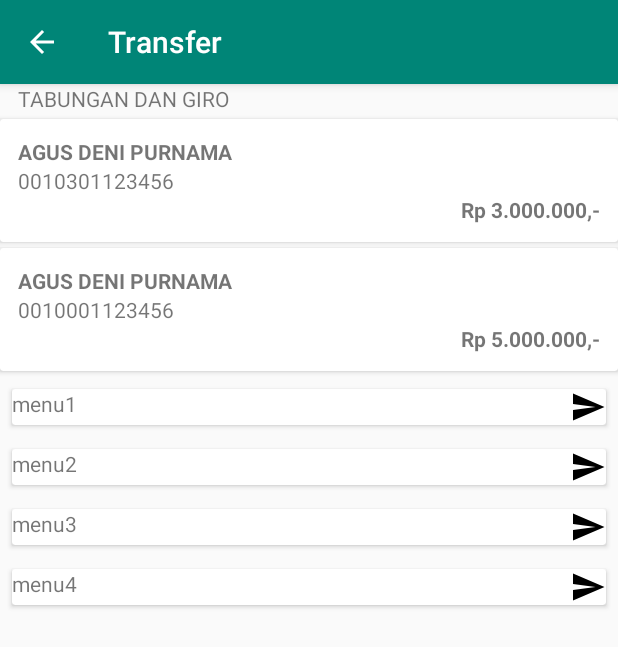
After one commit to nirranthea/TeraMBmockup, an Android app: the TransferActivity screen opened directly, with no data from a screen before it, on a phone screen of 412 x 824 dp. The commit adds this screen. Shown: the top 647 px of the screen. Run offline under Robolectric (Android 15) with nearby library versions, the phone set to English and light mode, and no system bars.

Commit message:
add Transfer Activity

```diff
--- a/app/src/main/AndroidManifest.xml
+++ b/app/src/main/AndroidManifest.xml
@@ -9,7 +9,7 @@
         android:roundIcon="@mipmap/ic_launcher_round"
         android:supportsRtl="true"
         android:theme="@style/AppTheme">
-        <activity android:name=".SaldoActivity"></activity>
+        <activity android:name=".TransferActivity"></activity>
         <activity
             android:name=".MainActivity"
             android:label="@string/app_name"
--- /dev/null
+++ b/app/src/main/java/com/zidi/teramockupmobile/TransferActivity.java
@@ -0,0 +1,51 @@
+package com.zidi.teramockupmobile;
+
+import android.support.v7.app.AppCompatActivity;
+import android.os.Bundle;
+import android.support.v7.widget.LinearLayoutManager;
+import android.support.v7.widget.RecyclerView;
+import android.view.MenuItem;
+
+import com.zidi.teramockupmobile.adapter.ListMenuAdapter;
+
+import java.util.ArrayList;
+import java.util.Arrays;
+import java.util.List;
+
+public class TransferActivity extends AppCompatActivity {
+
+    private RecyclerView rvListMenu;
+    private List<String> listMenu = new ArrayList<>();
+    private ListMenuAdapter listMenuAdapter;
+    private String[] listMenuName = {"menu1", "menu2", "menu3", "menu4"};
+
+    @Override
+    protected void onCreate(Bundle savedInstanceState) {
+        super.onCreate(savedInstanceState);
+        setContentView(R.layout.activity_transfer);
+
+        listMenu.addAll(Arrays.asList(listMenuName));
+        rvListMenu = (RecyclerView) findViewById(R.id.rv_listmenu);
+        rvListMenu.setLayoutManager(new LinearLayoutManager(this));
+        listMenuAdapter = new ListMenuAdapter(this,listMenu);
+        rvListMenu.setAdapter(listMenuAdapter);
+        listMenuAdapter.notifyDataSetChanged();
+
+        //Setup Toolbar
+        if (getSupportActionBar() != null) {
+            getSupportActionBar().setTitle("Transfer");
+            getSupportActionBar().setDisplayHomeAsUpEnabled(true);
+        }
+
+
+    }
+
+    @Override
+    public boolean onOptionsItemSelected(MenuItem item) {
+        if (item.getItemId() == android.R.id.home){
+            finish();
+            return true;
+        }
+        return super.onOptionsItemSelected(item);
+    }
+}
--- /dev/null
+++ b/app/src/main/java/com/zidi/teramockupmobile/adapter/ListMenuAdapter.java
@@ -0,0 +1,65 @@
+package com.zidi.teramockupmobile.adapter;
+
+import android.content.Context;
+import android.support.annotation.NonNull;
+import android.support.design.widget.Snackbar;
+import android.support.v7.widget.RecyclerView;
+import android.view.LayoutInflater;
+import android.view.View;
+import android.view.ViewGroup;
+import android.widget.TextView;
+
+import com.zidi.teramockupmobile.R;
+
+
+import java.util.List;
+
+public class ListMenuAdapter extends RecyclerView.Adapter<ListMenuHolder> {
+
+    private Context context;
+    private List<String> menuList;
+
+    public ListMenuAdapter(Context context, List<String> menuList){
+        this.context = context;
+        this.menuList = menuList;
+    }
+
+
+    @NonNull
+    @Override
+    public ListMenuHolder onCreateViewHolder(@NonNull ViewGroup parent, int viewType) {
+        View layoutView = LayoutInflater.from(parent.getContext()).inflate(R.layout.item_listmenu,null);
+        ListMenuHolder holder = new ListMenuHolder(layoutView);
+        return holder;
+    }
+
+    @Override
+    public void onBindViewHolder(@NonNull ListMenuHolder holder, int position) {
+        holder.tvListMenuNama.setText(menuList.get(position));
+    }
+
+    @Override
+    public int getItemCount() {
+        return this.menuList.size();
+    }
+
+
+
+}
+
+
+class ListMenuHolder extends RecyclerView.ViewHolder implements View.OnClickListener{
+
+    TextView tvListMenuNama;
+
+    ListMenuHolder(@NonNull View itemView) {
+        super(itemView);
+        tvListMenuNama = (TextView) itemView.findViewById(R.id.tv_listmenu_nama);
+    }
+
+    @Override
+    public void onClick(View view) {
+        Snackbar.make(view, tvListMenuNama.getText(), Snackbar.LENGTH_LONG)
+                .setAction("Action", null).show();
+    }
+}
--- a/app/src/main/res/layout/activity_saldo.xml
+++ b/app/src/main/res/layout/activity_transfer.xml
@@ -5,7 +5,7 @@
     android:layout_height="match_parent"
     xmlns:app="http://schemas.android.com/apk/res-auto"
     android:orientation="vertical"
-    tools:context=".SaldoActivity">
+    tools:context=".TransferActivity">
 
     <TextView
         android:layout_width="match_parent"
@@ -76,4 +76,11 @@
                 android:text="Rp 5.000.000,-"/>
         </RelativeLayout>
     </android.support.v7.widget.CardView>
+
+    <android.support.v7.widget.RecyclerView
+        android:id="@+id/rv_listmenu"
+        android:layout_width="match_parent"
+        android:layout_height="wrap_content"
+        android:clipToPadding="false"
+        android:scrollbars="vertical"/>
 </LinearLayout>
--- a/app/src/main/res/layout/app_bar_main.xml
+++ b/app/src/main/res/layout/app_bar_main.xml
@@ -4,6 +4,7 @@
     xmlns:tools="http://schemas.android.com/tools"
     android:layout_width="match_parent"
     android:layout_height="match_parent"
+    android:id="@+id/main_activity"
     tools:context=".MainActivity">
 
     <android.support.design.widget.AppBarLayout
--- /dev/null
+++ b/app/src/main/res/layout/item_listmenu.xml
@@ -0,0 +1,33 @@
+<?xml version="1.0" encoding="utf-8"?>
+<RelativeLayout
+    xmlns:android="http://schemas.android.com/apk/res/android"
+    android:layout_width="match_parent"
+    android:layout_height="wrap_content">
+
+    <android.support.v7.widget.CardView
+        android:id="@+id/card_view_listmenu"
+        android:layout_width="match_parent"
+        android:layout_height="wrap_content"
+        android:layout_gravity="center"
+        android:layout_margin="8dp">
+
+        <RelativeLayout
+            android:layout_width="match_parent"
+            android:layout_height="wrap_content">
+
+            <TextView
+                android:id="@+id/tv_listmenu_nama"
+                android:layout_width="match_parent"
+                android:layout_height="wrap_content"
+                android:text="TES AJAH NAMA MENU"/>
+            <ImageView
+                android:layout_width="wrap_content"
+                android:layout_height="wrap_content"
+                android:layout_alignParentEnd="true"
+                android:src="@drawable/ic_menu_send"/>
+
+        </RelativeLayout>
+
+    </android.support.v7.widget.CardView>
+
+</RelativeLayout>
--- a/app/src/main/res/values/strings.xml
+++ b/app/src/main/res/values/strings.xml
@@ -1,9 +1,9 @@
 <resources>
-    <string name="app_name">TeraMockupMobile</string>
+    <string name="app_name">Teradata Mobile Banking</string>
     <string name="navigation_drawer_open">Open navigation drawer</string>
     <string name="navigation_drawer_close">Close navigation drawer</string>
-    <string name="nav_header_title">Android Studio</string>
-    <string name="nav_header_subtitle">android.studio@android.com</string>
+    <string name="nav_header_title">Teradata Mobile Banking</string>
+    <string name="nav_header_subtitle">-this is mock up-</string>
     <string name="nav_header_desc">Navigation header</string>
     <string name="action_settings">Settings</string>
 </resources>
```
Also changed, not shown: app/src/main/java/com/zidi/teramockupmobile/MainActivity.java (+30 -28 lines), app/src/main/java/com/zidi/teramockupmobile/SaldoActivity.java (deleted, +0 -13 lines), app/src/main/res/menu/activity_main_drawer.xml (+26 -47 lines).
